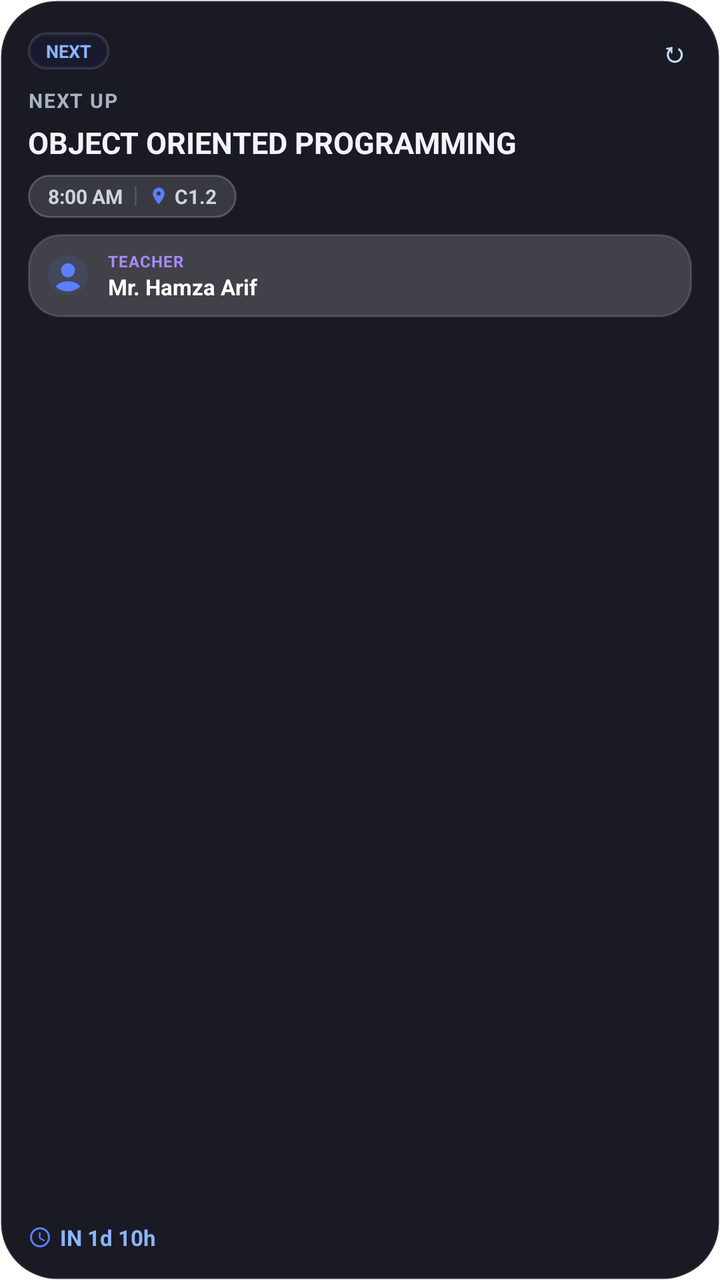
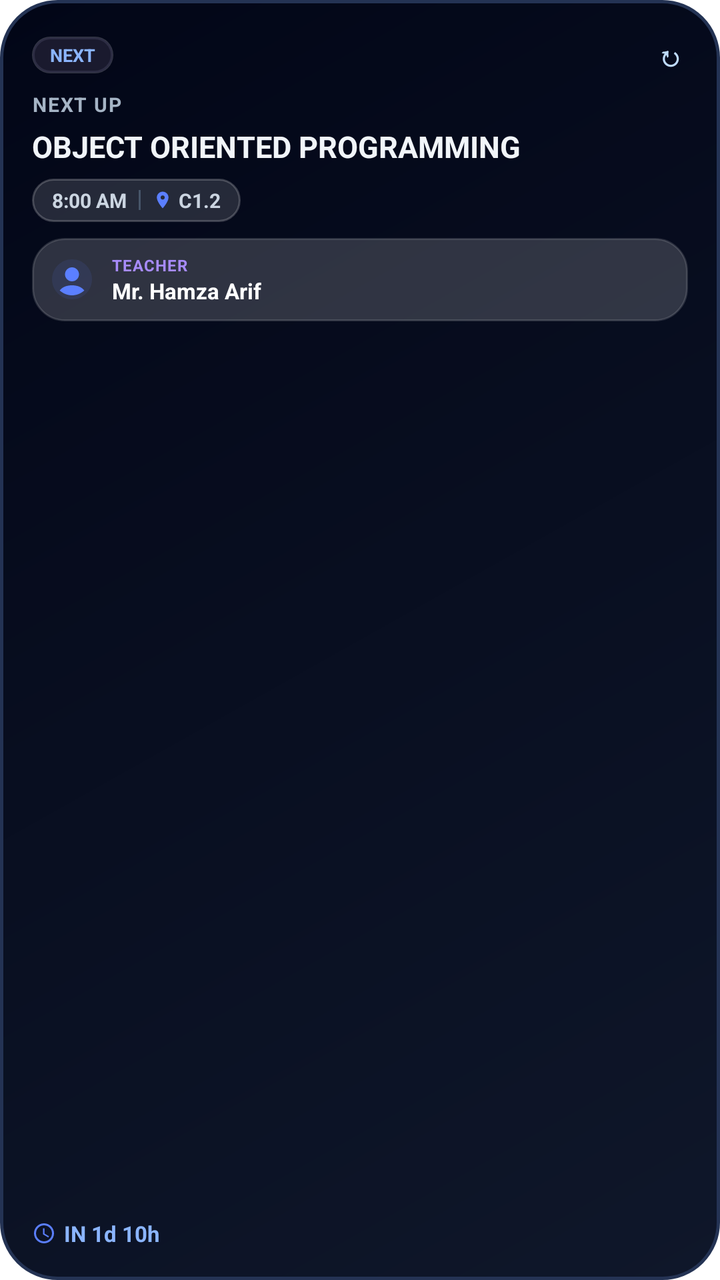

Two renders of the same Android screen: before a commit and after it. Below are the layout's source before the change and the commit's diff.
<!-- AndroidManifest.xml: fallback theme Theme.MaterialComponents.DayNight.NoActionBar -->
<!-- res/layout/widget_safe_dark.xml -->
<?xml version="1.0" encoding="utf-8"?>
<FrameLayout xmlns:android="http://schemas.android.com/apk/res/android"
    android:id="@+id/widget_root"
    android:layout_width="match_parent"
    android:layout_height="match_parent">

    <ImageView
        android:id="@+id/widget_glass_bg"
        android:layout_width="match_parent"
        android:layout_height="match_parent"
        android:scaleType="centerCrop"
        android:src="@drawable/widget_fluffy_dark_bg" />

    <LinearLayout
        android:layout_width="match_parent"
        android:layout_height="match_parent"
        android:orientation="vertical"
        android:padding="14dp">

        
        <LinearLayout
            android:layout_width="match_parent"
            android:layout_height="wrap_content"
            android:orientation="horizontal"
            android:gravity="center_vertical"
            android:layout_marginBottom="6dp">

            <TextView
                android:id="@+id/widget_status_badge"
                android:layout_width="wrap_content"
                android:layout_height="wrap_content"
                android:text="NEXT"
                android:textSize="9sp"
                android:textStyle="bold"
                android:textColor="#8BB5FF"
                android:paddingLeft="9dp"
                android:paddingRight="9dp"
                android:paddingTop="3dp"
                android:paddingBottom="3dp"
                android:background="@drawable/widget_pill_badge_dark" />

            <FrameLayout
                android:layout_width="0dp"
                android:layout_height="1dp"
                android:layout_weight="1" />

            <TextView
                android:id="@+id/widget_refresh"
                android:layout_width="wrap_content"
                android:layout_height="wrap_content"
                android:text="↻"
                android:textSize="14sp"
                android:textStyle="bold"
                android:textColor="#BFDBFE"
                android:padding="2dp" />
        </LinearLayout>

        
        <TextView
            android:id="@+id/widget_state_label"
            android:layout_width="match_parent"
            android:layout_height="wrap_content"
            android:text="NEXT UP"
            android:textColor="#A5B4C5"
            android:textSize="10sp"
            android:textStyle="bold"
            android:letterSpacing="0.06"
            android:layout_marginBottom="4dp" />

        
        <TextView
            android:id="@+id/widget_headline"
            android:layout_width="match_parent"
            android:layout_height="wrap_content"
            android:text="OBJECT ORIENTED PROGRAMMING"
            android:textColor="#F1F5F9"
            android:textSize="15sp"
            android:textStyle="bold"
            android:maxLines="2"
            android:ellipsize="end"
            android:layout_marginBottom="6dp" />

        
        <LinearLayout
            android:id="@+id/widget_class_details_capsule"
            android:layout_width="wrap_content"
            android:layout_height="wrap_content"
            android:orientation="horizontal"
            android:gravity="center_vertical"
            android:background="@drawable/widget_details_capsule_dark"
            android:paddingLeft="10dp"
            android:paddingRight="10dp"
            android:paddingTop="4dp"
            android:paddingBottom="4dp"
            android:layout_marginBottom="8dp">

            <TextView
                android:id="@+id/widget_details_start_time"
                android:layout_width="wrap_content"
                android:layout_height="wrap_content"
                android:text="8:00 AM"
                android:textColor="#CBD5E1"
                android:textSize="10sp"
                android:textStyle="bold" />

            <FrameLayout
                android:id="@+id/widget_details_divider"
                android:layout_width="1dp"
                android:layout_height="10dp"
                android:layout_marginLeft="6dp"
                android:layout_marginRight="6dp"
                android:background="#475569" />

            <ImageView
                android:id="@+id/widget_details_loc_icon"
                android:layout_width="10dp"
                android:layout_height="10dp"
                android:layout_marginRight="3dp"
                android:src="@drawable/widget_ic_loc" />

            <TextView
                android:id="@+id/widget_details_room"
                android:layout_width="wrap_content"
                android:layout_height="wrap_content"
                android:text="C1.2"
                android:textColor="#CBD5E1"
                android:textSize="10sp"
                android:textStyle="bold" />
        </LinearLayout>

        
        <LinearLayout
            android:id="@+id/widget_teacher_card"
            android:layout_width="match_parent"
            android:layout_height="wrap_content"
            android:orientation="horizontal"
            android:gravity="center_vertical"
            android:background="@drawable/widget_translucent_subcard_dark"
            android:padding="8dp"
            android:layout_marginBottom="4dp">

            <ImageView
                android:id="@+id/widget_teacher_avatar"
                android:layout_width="24dp"
                android:layout_height="24dp"
                android:layout_marginRight="8dp"
                android:src="@drawable/widget_ic_teacher_avatar" />

            <LinearLayout
                android:layout_width="0dp"
                android:layout_weight="1"
                android:layout_height="wrap_content"
                android:orientation="vertical">

                <TextView
                    android:layout_width="match_parent"
                    android:layout_height="wrap_content"
                    android:text="TEACHER"
                    android:textColor="#A78BFA"
                    android:textSize="8sp"
                    android:textStyle="bold"
                    android:letterSpacing="0.04" />

                <TextView
                    android:id="@+id/widget_teacher_name"
                    android:layout_width="match_parent"
                    android:layout_height="wrap_content"
                    android:text="Mr. Hamza Arif"
                    android:textColor="#FFFFFF"
                    android:textSize="11sp"
                    android:textStyle="bold"
                    android:singleLine="true"
                    android:ellipsize="end" />
            </LinearLayout>
        </LinearLayout>

        <FrameLayout
            android:layout_width="match_parent"
            android:layout_height="0dp"
            android:layout_weight="1" />

        
        <ProgressBar
            android:id="@+id/widget_progress"
            style="@android:style/Widget.ProgressBar.Horizontal"
            android:progressDrawable="@drawable/widget_progress"
            android:layout_width="match_parent"
            android:layout_height="4dp"
            android:max="100"
            android:progress="0"
            android:visibility="gone"
            android:layout_marginBottom="6dp" />

        <LinearLayout
            android:layout_width="match_parent"
            android:layout_height="wrap_content"
            android:orientation="horizontal"
            android:gravity="center_vertical">

            <ImageView
                android:id="@+id/widget_clock_icon"
                android:layout_width="12dp"
                android:layout_height="12dp"
                android:layout_marginRight="4dp"
                android:src="@drawable/widget_ic_clock" />

            <TextView
                android:id="@+id/widget_time_info"
                android:layout_width="match_parent"
                android:layout_height="wrap_content"
                android:text="IN 1d 10h"
                android:textColor="#8BB5FF"
                android:textStyle="bold"
                android:textSize="11sp"
                android:singleLine="true"
                android:ellipsize="end" />
        </LinearLayout>

    </LinearLayout>
</FrameLayout>
<!-- resources referenced by this layout -->
<resources>
  <!-- drawable widget_details_capsule_dark (drawable) -->
  <?xml version="1.0" encoding="utf-8"?>
  <shape xmlns:android="http://schemas.android.com/apk/res/android"
      android:shape="rectangle">
      <solid android:color="#22FFFFFF" />
      <corners android:radius="14dp" />
      <stroke
          android:width="1dp"
          android:color="#33FFFFFF" />
  </shape>
  <!-- drawable widget_fluffy_dark_bg (drawable) -->
  <?xml version="1.0" encoding="utf-8"?>
  <shape xmlns:android="http://schemas.android.com/apk/res/android" android:shape="rectangle">
      <solid android:color="#1A1A24" />
      <corners android:radius="28dp" />
      <stroke android:width="1dp" android:color="#1AFFFFFF" />
  </shape>
  <!-- drawable widget_ic_clock (drawable) -->
  <vector xmlns:android="http://schemas.android.com/apk/res/android"
      android:width="12dp"
      android:height="12dp"
      android:viewportWidth="24"
      android:viewportHeight="24">
      <path
          android:fillColor="#FF5B7FFF"
          android:pathData="M11.99,2C6.47,2 2,6.48 2,12s4.47,10 9.99,10C17.52,22 22,17.52 22,12S17.52,2 11.99,2zM12,20c-4.42,0 -8,-3.58 -8,-8s3.58,-8 8,-8 8,3.58 8,8 -3.58,8 -8,8zM12.5,7H11v6l5.25,3.15 0.75,-1.23 -4.5,-2.67z"/>
  </vector>
  <!-- drawable widget_ic_loc (drawable) -->
  <vector xmlns:android="http://schemas.android.com/apk/res/android"
      android:width="12dp"
      android:height="12dp"
      android:viewportWidth="24"
      android:viewportHeight="24">
      <path
          android:fillColor="#FF5B7FFF"
          android:pathData="M12,2C8.13,2 5,5.13 5,9c0,5.25 7,13 7,13s7,-7.75 7,-13c0,-3.87 -3.13,-7 -7,-7zM12,11.5c-1.38,0 -2.5,-1.12 -2.5,-2.5s1.12,-2.5 2.5,-2.5 2.5,1.12 2.5,2.5 -1.12,2.5 -2.5,2.5z"/>
  </vector>
  <!-- drawable widget_ic_teacher_avatar (drawable) -->
  <vector xmlns:android="http://schemas.android.com/apk/res/android"
      android:width="28dp"
      android:height="28dp"
      android:viewportWidth="24"
      android:viewportHeight="24">
      <path
          android:fillColor="#1A5B7FFF"
          android:pathData="M12,2C6.48,2 2,6.48 2,12s4.48,10 10,10 10,-4.48 10,-10S17.52,2 12,2z"/>
      <path
          android:fillColor="#FF5B7FFF"
          android:pathData="M12,6c1.93,0 3.5,1.57 3.5,3.5S13.93,13 12,13s-3.5,-1.57 -3.5,-3.5S10.07,6 12,6zM12,20c-2.03,0 -4.43,-0.82 -6.14,-2.43C7.14,15.82 9.42,15 12,15s4.86,0.82 6.14,2.57C16.43,19.18 14.03,20 12,20z"/>
  </vector>
  <!-- drawable widget_progress (drawable) -->
  <?xml version="1.0" encoding="utf-8"?>
  <layer-list xmlns:android="http://schemas.android.com/apk/res/android">
      <item android:id="@android:id/background">
          <shape android:shape="rectangle">
              <corners android:radius="8dp" />
              <solid android:color="#33333344" />
          </shape>
      </item>
      <item android:id="@android:id/progress">
          <clip>
              <shape android:shape="rectangle">
                  <corners android:radius="8dp" />
                  <solid android:color="#5B7FFF" />
              </shape>
          </clip>
      </item>
  </layer-list>
  <!-- drawable widget_translucent_subcard_dark (drawable) -->
  <?xml version="1.0" encoding="utf-8"?>
  <shape xmlns:android="http://schemas.android.com/apk/res/android"
      android:shape="rectangle">
      <solid android:color="#2BFFFFFF" />
      <corners android:radius="16dp" />
      <stroke
          android:width="1dp"
          android:color="#24FFFFFF" />
  </shape>
  <!-- unchanged entries left out for length: 1 -->
</resources>

<!-- the commit's change to res/layout/widget_safe_dark.xml (unified diff, before → after) -->
@@ -15,7 +15,7 @@
         android:layout_width="match_parent"
         android:layout_height="match_parent"
         android:orientation="vertical"
-        android:padding="14dp">
+        android:padding="16dp">
 
         
         <LinearLayout
<!-- resource entries referenced after the edit -->
@@ -13,9 +13,13 @@
   <!-- drawable widget_fluffy_dark_bg (drawable) -->
   <?xml version="1.0" encoding="utf-8"?>
   <shape xmlns:android="http://schemas.android.com/apk/res/android" android:shape="rectangle">
-      <solid android:color="#1A1A24" />
+      <gradient
+          android:angle="135"
+          android:startColor="#0F172A"
+          android:endColor="#020617"
+          android:type="linear" />
       <corners android:radius="28dp" />
-      <stroke android:width="1dp" android:color="#1AFFFFFF" />
+      <stroke android:width="1.5dp" android:color="#243354" />
   </shape>
   <!-- drawable widget_ic_clock (drawable) -->
   <vector xmlns:android="http://schemas.android.com/apk/res/android"
